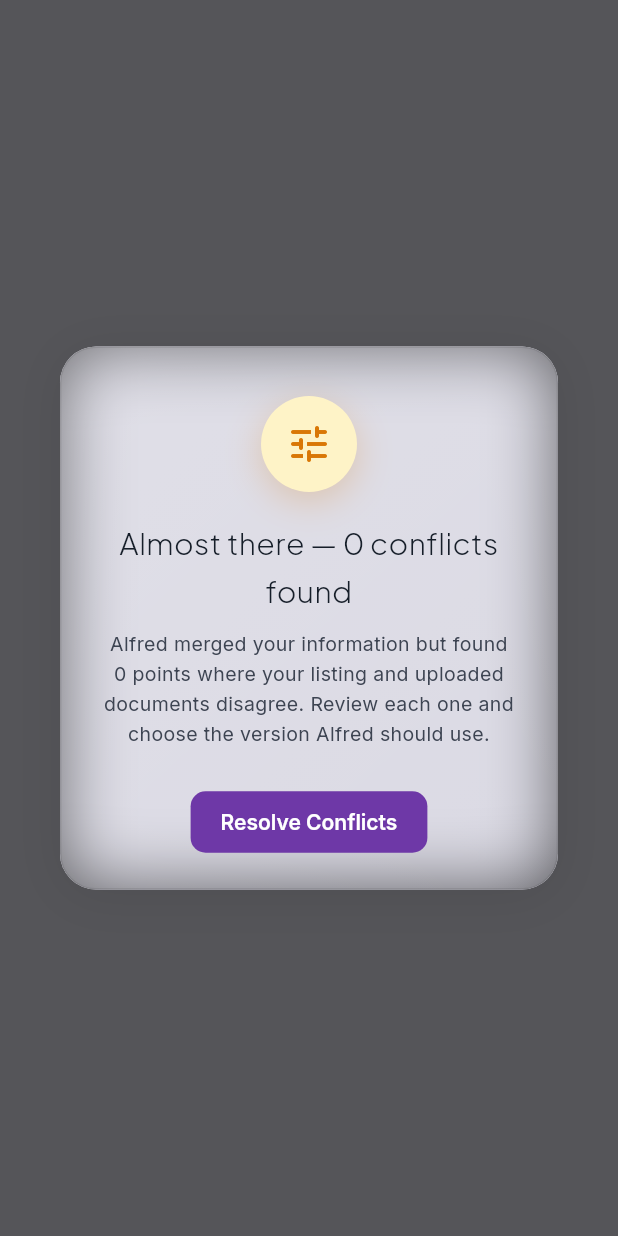
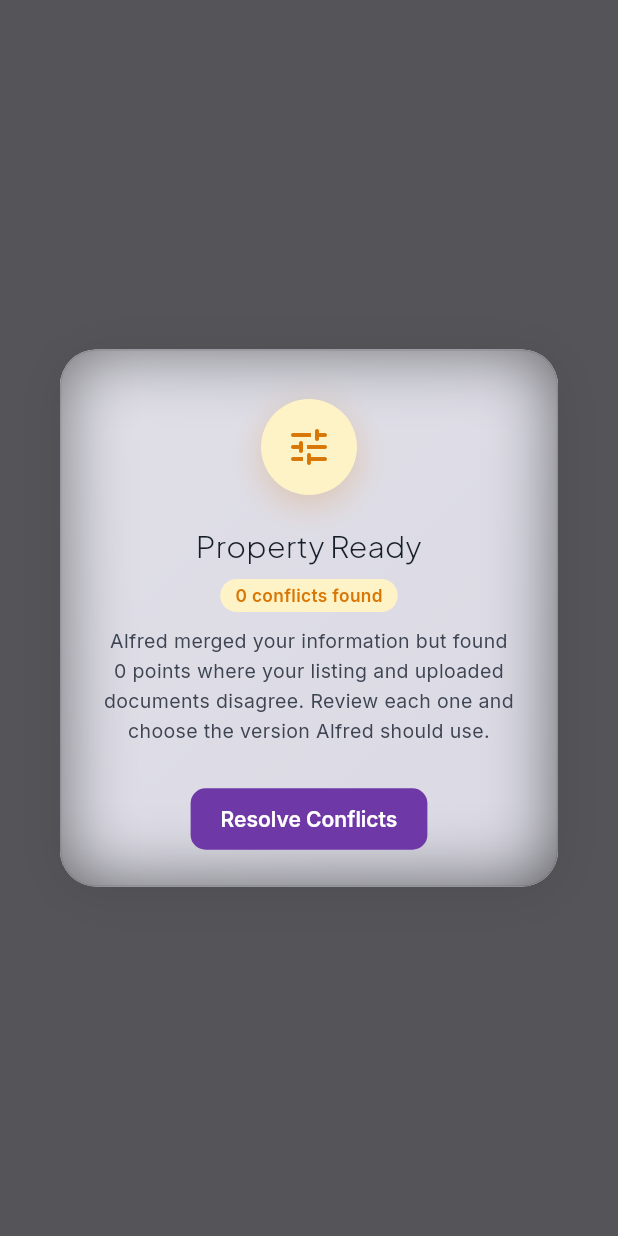
Before and after one commit to AG-2-0-projects-Hub/alfred-ingestor, a Flutter app: what showConflictResultDialog() shows on an empty page, opened directly with empty values, on a phone screen of 412 x 824 dp. Run offline on Flutter 3.47's test engine with Material 3 defaults, Android fonts, the phone set to English and light mode, and no system bars; our stand-ins replace audioplayers, file_picker, flutter_dotenv, flutter_markdown, google_fonts, shared_preferences and 2 more; missing offline and left inert: dart:js_interop, desktop_drop; accounts and stored records are empty; network calls fail; project files that could hold a hidden picture were left out.

Commit message:
fix(frontend): completion-popup polish + root-cause scrape-retry drawer/wait-dialog race
- Settings button glows (warning color) when the scrape-link failsafe flags a property.
- Fix-link dialog copy collapsed to founder-specified wording, kept per-reason
  (unreachable vs low_completeness).
- Conflict popup title is now the property name with the conflict count moved to a
  pill below it, matching the trained popup format (design approved via artifact).
- Edit Property's dead Resolve button on the Conflict_Pending banner removed
  (confirmed a no-op) and its subtext reworded; the drawer's own working Resolve
  button, which navigates here, is untouched.
- Root-caused and fixed the two unconfirmed bugs from the 2026-09-19 handoff: a
  successful scrape-link retry popped the still-fading wait dialog instead of the
  drawer, because Navigator.pop() fired before popTrainingWaitDialog's 200ms
  fade-then-removeRoute had actually removed that route. Live-reproduced via
  Playwright video capture before patching (see lessons.md 2026-09-19).
  popTrainingWaitDialog now returns an awaitable Future; the retry flow awaits it
  before doing anything else, with a mounted re-check after each await.

flutter analyze clean, 0 new issues. Founder live-verification of the drawer/
wait-dialog fix on a real property still pending.

Co-Authored-By: Claude Sonnet 5 <noreply@anthropic.com>

```diff
--- a/frontend/lib/screens/add_property_screen.dart
+++ b/frontend/lib/screens/add_property_screen.dart
@@ -735,7 +735,8 @@ class _AddPropertyScreenState extends State<AddPropertyScreen> {
   // Conflict_Pending, so it needs no onResolve callback.
   Future<void> _showConflictDialog(int conflictCount) async {
     if (!mounted) return;
-    await showConflictResultDialog(context, conflictCount);
+    await showConflictResultDialog(context, conflictCount,
+        _officialPropertyName ?? _nicknameController.text.trim());
   }
 
   // Same extraction as above. onDismiss pops this screen back to the
--- a/frontend/lib/screens/dashboard_screen.dart
+++ b/frontend/lib/screens/dashboard_screen.dart
@@ -390,6 +390,7 @@ class _DashboardScreenState extends State<DashboardScreen>
         _enqueueResultDialog(() => showConflictResultDialog(
               context,
               _conflictCountFor(row),
+              name,
               // Clear back to the bare dashboard first (whatever screen this
               // fired on top of -- Edit Property, an already-open drawer,
               // anything) before opening a fresh drawer on the resolved
--- a/frontend/lib/widgets/training_result_dialogs.dart
+++ b/frontend/lib/widgets/training_result_dialogs.dart
@@ -130,7 +130,8 @@ Future<void> showTrainedResultDialog(
 
 Future<void> showConflictResultDialog(
   BuildContext context,
-  int conflictCount, {
+  int conflictCount,
+  String propertyName, {
   // Called after the dialog closes -- dashboard_screen.dart uses this to open
   // the property's drawer so the host lands straight on the resolution flow;
   // add_property_screen.dart already renders the questionnaire inline on the
@@ -183,12 +184,31 @@ Future<void> showConflictResultDialog(
               ),
               const SizedBox(height: 18),
               Text(
-                'Almost there — $conflictCount ${conflictCount == 1 ? 'conflict' : 'conflicts'} found',
+                propertyName.isNotEmpty ? propertyName : 'Property Ready',
                 style: GoogleFonts.plusJakartaSans(
                     fontSize: 20,
                     fontWeight: FontWeight.w300,
                     color: context.palette.textPrimary),
                 textAlign: TextAlign.center,
+              ),
+              const SizedBox(height: 6),
+              // Design approved via artifact (2026-09-19): title becomes the
+              // property name, matching showTrainedResultDialog's format; the
+              // conflict count moves into this pill instead of crowding the
+              // title.
+              Container(
+                padding: const EdgeInsets.symmetric(horizontal: 10, vertical: 2),
+                decoration: BoxDecoration(
+                  color: context.palette.warningContainer,
+                  borderRadius: BorderRadius.circular(999),
+                ),
+                child: Text(
+                  '$conflictCount ${conflictCount == 1 ? 'conflict' : 'conflicts'} found',
+                  style: GoogleFonts.inter(
+                      fontSize: 11.5,
+                      fontWeight: FontWeight.w600,
+                      color: context.palette.warning),
+                ),
               ),
               const SizedBox(height: 10),
               Text(
```
Also changed, not shown: frontend/lib/screens/edit_property_screen.dart (+21 -3 lines), frontend/lib/widgets/property_card.dart (+32 -5 lines), frontend/lib/widgets/property_detail_drawer.dart (+25 -11 lines), frontend/lib/widgets/training_wait_dialog.dart (+16 -6 lines), 3 other files.
